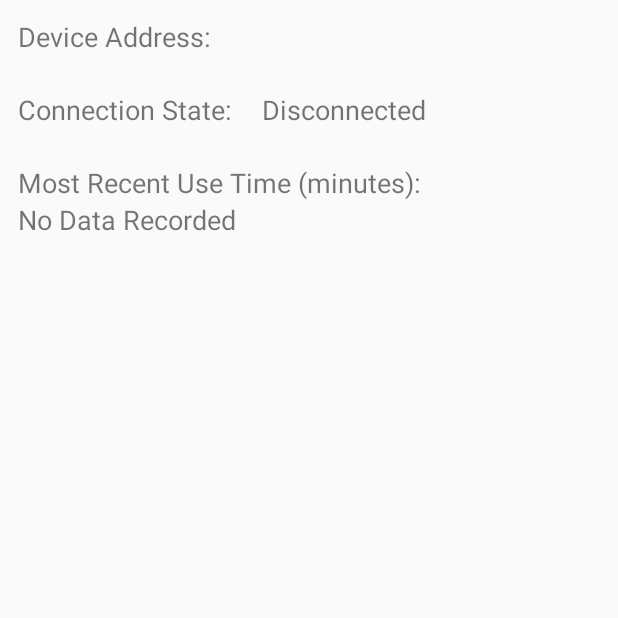
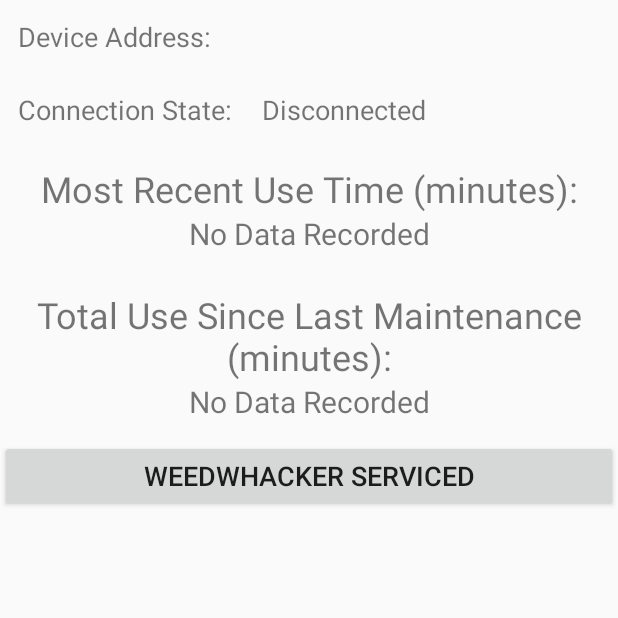
Before and after one commit to willish32/UseMonitor2, an Android app: the DeviceControlActivity screen opened directly, with no data from a screen before it, on a phone screen of 412 x 824 dp, the top half of it. Run offline under Robolectric (Android 15) with nearby library versions, the phone set to English and light mode, and no system bars; 3 statements that could not run were skipped.

Commit message:
App improved (old version saved if this doesn't work)

```diff
--- a/app/src/main/res/layout/gatt_services_characteristics.xml
+++ b/app/src/main/res/layout/gatt_services_characteristics.xml
@@ -54,24 +54,46 @@
             android:id="@+id/textView"
             android:layout_width="match_parent"
             android:layout_height="wrap_content"
-            android:text="Most Recent Use Time (minutes):"
-            android:textSize = "18sp"/>
+            android:text="@string/most_recent_use_time_minutes"
+            android:textAlignment="center"
+            android:textSize="24sp" />
 
         <TextView
             android:id="@+id/data_value"
             android:layout_width="match_parent"
             android:layout_height="wrap_content"
             android:text="@string/no_data"
-            android:textSize="18sp"/>
+            android:textAlignment="center"
+            android:textSize="20sp" />
+    </LinearLayout>
+    <LinearLayout
+        android:orientation="vertical"
+        android:layout_width="match_parent"
+        android:layout_height="wrap_content"
+        android:layout_margin="12dp">
+
+        <TextView
+            android:id="@+id/total_use"
+            android:layout_width="match_parent"
+            android:layout_height="wrap_content"
+            android:text="@string/total_use_time_minutes"
+            android:textAlignment="center"
+            android:textSize="24sp" />
+
+        <TextView
+            android:id="@+id/data_value_2"
+            android:layout_width="match_parent"
+            android:layout_height="wrap_content"
+            android:text="@string/no_data"
+            android:textAlignment="center"
+            android:textSize="20sp" />
     </LinearLayout>
 
-    <View
-        android:id="@+id/divider"
+    <Button
+        android:id="@+id/button"
         android:layout_width="match_parent"
-        android:layout_height="10dp"
-        android:visibility="visible" />
+        android:layout_height="wrap_content"
+        android:text="@string/weedwhacker_serviced"
+        android:textSize="18sp"/>
 
-    <ExpandableListView android:id="@+id/gatt_services_list"
-        android:layout_width="match_parent"
-        android:layout_height="wrap_content"/>
 </LinearLayout>
--- a/app/src/main/res/values/ids.xml
+++ b/app/src/main/res/values/ids.xml
@@ -10,4 +10,5 @@
     <id name="data_value"/>
     <id name="menu_connect"/>
     <id name="menu_disconnect"/>
+    <id name="data_value_2"/>
 </resources>
--- a/app/src/main/res/values/strings.xml
+++ b/app/src/main/res/values/strings.xml
@@ -12,4 +12,7 @@
     <string name="menu_scan">Scan</string>
     <string name="no_ble">BLE is not supported on this device</string>
     <string name="maintenance">Weed whacker likely requires maintenance</string>
+    <string name="total_use_time_minutes">Total Use Since Last Maintenance (minutes):</string>
+    <string name="most_recent_use_time_minutes">Most Recent Use Time (minutes):</string>
+    <string name="weedwhacker_serviced">Weedwhacker Serviced</string>
 </resources>
```
Also changed, not shown: app/src/main/java/com/example/usemonitor2/DeviceControlActivity.java (+54 -6 lines).
